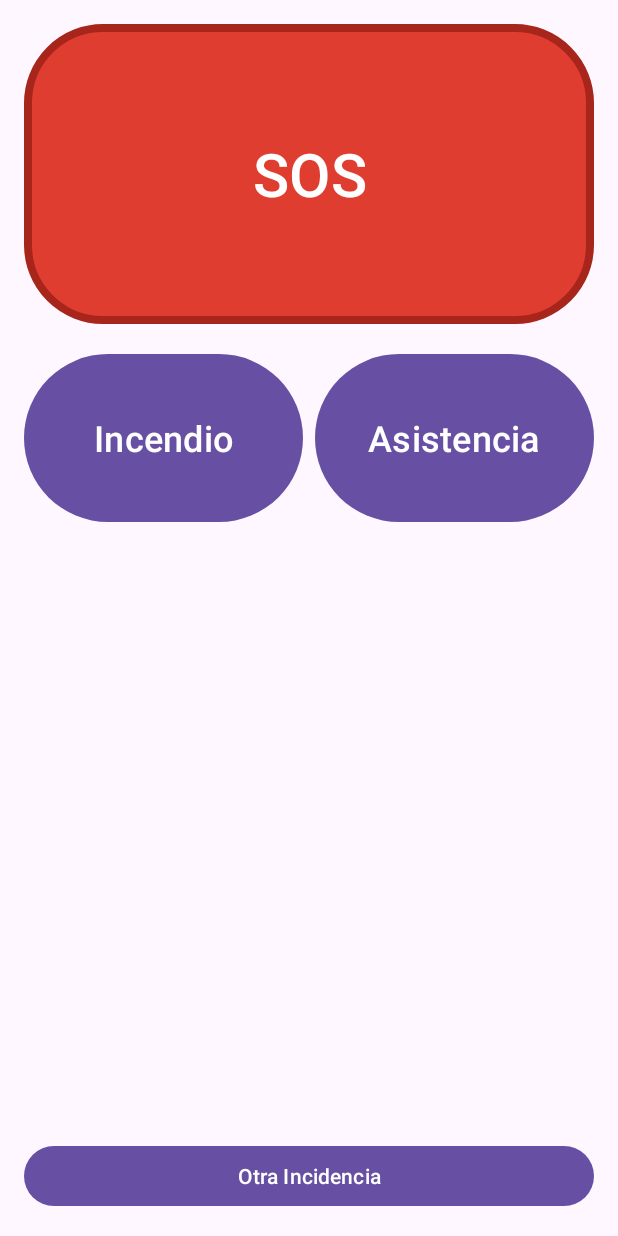
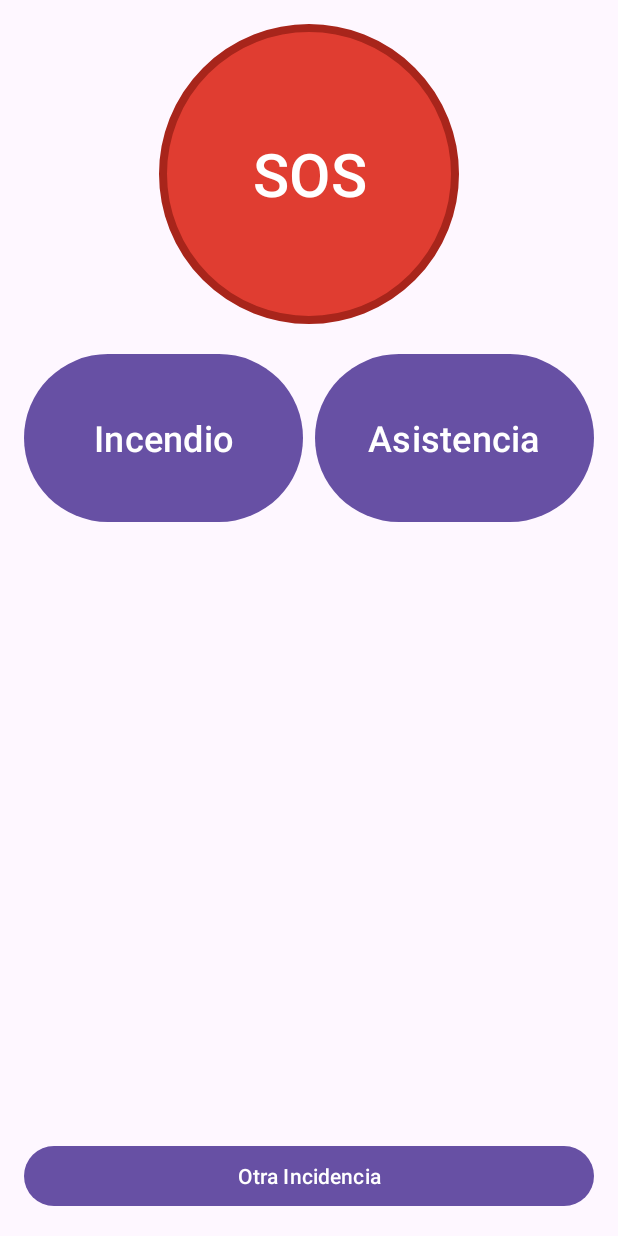
Before and after one commit to stefanodlc4/BotonPanico, an Android app: the InicioActivity screen opened directly, with no data from a screen before it, on a phone screen of 412 x 824 dp. Run offline under Robolectric (Android 15) with nearby library versions, the phone set to English and light mode, and no system bars.

Commit message:
boton sos circunferencia

```diff
--- a/app/src/main/res/drawable/btn_principal_sos.xml
+++ b/app/src/main/res/drawable/btn_principal_sos.xml
@@ -7,6 +7,6 @@
         android:width="5dp"
         android:color="@color/red_variation_2"/>
 
-    <corners android:radius="50dp"/>
+    <corners android:radius="100dp"/>
 
 </shape>
--- a/app/src/main/res/layout/activity_inicio.xml
+++ b/app/src/main/res/layout/activity_inicio.xml
@@ -9,7 +9,7 @@
 
     <Button
         android:id="@+id/actini_btn_sos"
-        android:layout_width="match_parent"
+        android:layout_width="200dp"
         android:layout_height="200dp"
         android:layout_marginStart="@dimen/margin_grande"
         android:layout_marginEnd="@dimen/margin_grande"
```
